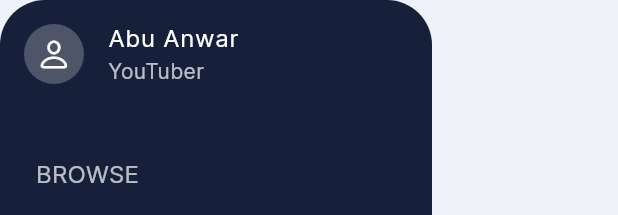
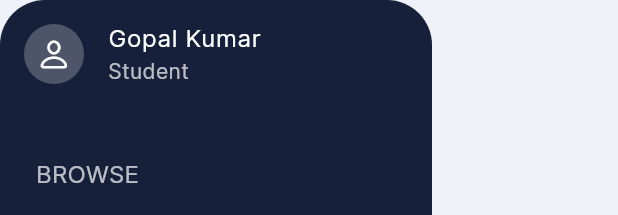
Before and after one commit to gopalkumr/animated-web, a Flutter app: the SideBar widget shown alone on an empty page, opened directly, on a phone screen of 412 x 824 dp. Shown: the top 215 px of the screen. Run offline on Flutter 3.47's test engine with Material 3 defaults, Android fonts, the phone set to English and light mode, and no system bars; drawn by our look-alikes of rive; our stand-ins replace flutter_svg.

Commit message:
side bar title changed

```diff
--- a/lib/screens/entryPoint/components/side_bar.dart
+++ b/lib/screens/entryPoint/components/side_bar.dart
@@ -32,8 +32,8 @@ class _SideBarState extends State<SideBar> {
             crossAxisAlignment: CrossAxisAlignment.start,
             children: [
               const InfoCard(
-                name: "Abu Anwar",
-                bio: "YouTuber",
+                name: "Gopal Kumar",
+                bio: "Student",
               ),
               Padding(
                 padding: const EdgeInsets.only(left: 24, top: 32, bottom: 16),
```
